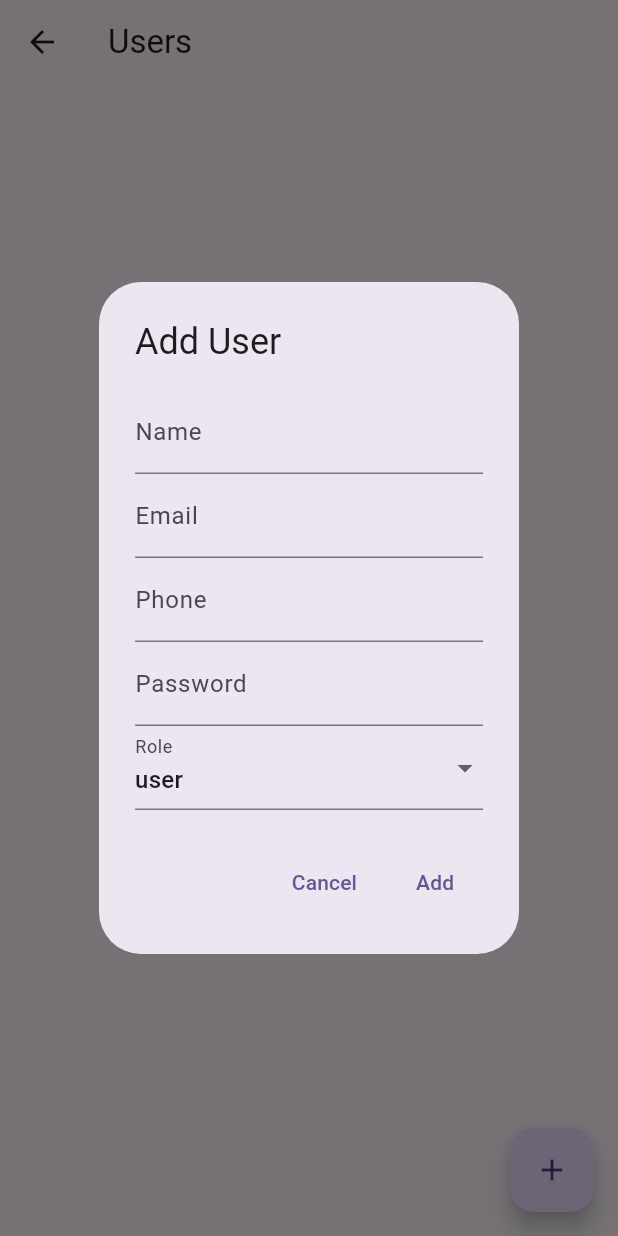
After one commit to riakgu/gasstugas-flutter, a Flutter app: the UserScreen screen opened by its route, after a tap on the "add" icon, on a phone screen of 412 x 824 dp. The commit adds this screen. Run offline on Flutter 3.47's test engine with Material 3 defaults, Android fonts, the phone set to English and light mode, and no system bars; our stand-ins replace shared_preferences, table_calendar; accounts and stored records are empty; network calls fail.

Commit message:
Implement user feature

```diff
--- a/lib/main.dart
+++ b/lib/main.dart
@@ -5,6 +5,7 @@ import 'providers/chat_provider.dart';
 import 'providers/calendar_provider.dart';
 import 'providers/category_provider.dart';
 import 'providers/task_provider.dart';
+import 'providers/user_provider.dart';
 import 'screens/login_screen.dart';
 import 'screens/register_screen.dart';
 import 'screens/main_screen.dart';
@@ -13,6 +14,7 @@ import 'screens/chatbot_screen.dart';
 import 'screens/calendar_screen.dart';
 import 'screens/category_screen.dart';
 import 'screens/task_screen.dart';
+import 'screens/user_screen.dart';
 
 void main() {
   runApp(MyApp());
@@ -28,6 +30,7 @@ class MyApp extends StatelessWidget {
         ChangeNotifierProvider(create: (_) => CalendarProvider()),
         ChangeNotifierProvider(create: (_) => CategoryProvider()),
         ChangeNotifierProvider(create: (_) => TaskProvider()),
+        ChangeNotifierProvider(create: (_) => UserProvider()),
       ],
       child: MaterialApp(
         title: 'GasstuGas',
@@ -55,6 +58,7 @@ class MyApp extends StatelessWidget {
           '/calendar': (context) => CalendarScreen(),
           '/categories': (context) => CategoryScreen(),
           '/tasks': (context) => TaskScreen(),
+          '/users': (context) => UserScreen(),
         },
       ),
     );
--- /dev/null
+++ b/lib/providers/user_provider.dart
@@ -0,0 +1,72 @@
+import 'package:flutter/material.dart';
+import '../services/user_service.dart';
+import '../models/user.dart';
+
+class UserProvider with ChangeNotifier {
+  final UserService _userService = UserService();
+  List<User> _users = [];
+  bool _isLoading = false;
+
+  List<User> get users => _users;
+  bool get isLoading => _isLoading;
+
+  Future<void> fetchUsers() async {
+    _isLoading = true;
+    notifyListeners();
+
+    try {
+      _users = await _userService.getUsers();
+    } catch (e) {
+      print(e);
+    } finally {
+      _isLoading = false;
+      notifyListeners();
+    }
+  }
+
+  Future<void> addUser(Map<String, String> userData) async {
+    _isLoading = true;
+    notifyListeners();
+
+    try {
+      final newUser = await _userService.createUser(userData);
+      _users.add(newUser);
+    } catch (e) {
+      print(e);
+    } finally {
+      _isLoading = false;
+      notifyListeners();
+    }
+  }
+
+  Future<void> updateUser(int id, Map<String, String> userData) async {
+    _isLoading = true;
+    notifyListeners();
+
+    try {
+      final updatedUser = await _userService.updateUser(id, userData);
+      final index = _users.indexWhere((user) => user.id == id);
+      _users[index] = updatedUser;
+    } catch (e) {
+      print(e);
+    } finally {
+      _isLoading = false;
+      notifyListeners();
+    }
+  }
+
+  Future<void> deleteUser(int id) async {
+    _isLoading = true;
+    notifyListeners();
+
+    try {
+      await _userService.deleteUser(id);
+      _users.removeWhere((user) => user.id == id);
+    } catch (e) {
+      print(e);
+    } finally {
+      _isLoading = false;
+      notifyListeners();
+    }
+  }
+}
--- a/lib/screens/main_screen.dart
+++ b/lib/screens/main_screen.dart
@@ -4,6 +4,7 @@ import 'chatbot_screen.dart';
 import 'calendar_screen.dart';
 import 'category_screen.dart';
 import 'task_screen.dart';
+import 'user_screen.dart';
 
 class MainScreen extends StatefulWidget {
   @override
@@ -19,6 +20,7 @@ class _MainScreenState extends State<MainScreen> {
     CalendarScreen(),
     CategoryScreen(),
     TaskScreen(),
+    UserScreen(),
   ];
 
   void _onItemTapped(int index) {
@@ -53,6 +55,10 @@ class _MainScreenState extends State<MainScreen> {
             icon: Icon(Icons.task),
             label: 'Tasks',
           ),
+          BottomNavigationBarItem(
+            icon: Icon(Icons.person),
+            label: 'Users',
+          ),
         ],
         currentIndex: _selectedIndex,
         selectedItemColor: Colors.blue,
--- /dev/null
+++ b/lib/screens/user_screen.dart
@@ -0,0 +1,307 @@
+import 'package:flutter/material.dart';
+import 'package:provider/provider.dart';
+import 'package:flutter/scheduler.dart';
+import '../providers/user_provider.dart';
+import '../models/user.dart';
+
+class UserScreen extends StatefulWidget {
+  @override
+  _UserScreenState createState() => _UserScreenState();
+}
+
+class _UserScreenState extends State<UserScreen> {
+  final _formKey = GlobalKey<FormState>();
+  final _nameController = TextEditingController();
+  final _emailController = TextEditingController();
+  final _phoneController = TextEditingController();
+  final _passwordController = TextEditingController();
+  String _selectedRole = 'user';
+
+  @override
+  void initState() {
+    super.initState();
+    SchedulerBinding.instance.addPostFrameCallback((_) {
+      Provider.of<UserProvider>(context, listen: false).fetchUsers();
+    });
+  }
+
+  void _submitForm() {
+    if (_formKey.currentState!.validate()) {
+      final userData = {
+        'name': _nameController.text,
+        'email': _emailController.text,
+        'phone': _phoneController.text,
+        'password': _passwordController.text,
+        'role': _selectedRole,
+      };
+
+      Provider.of<UserProvider>(context, listen: false).addUser(userData);
+      Navigator.pop(context);
+    }
+  }
+
+  @override
+  Widget build(BuildContext context) {
+    final userProvider = Provider.of<UserProvider>(context);
+
+    return Scaffold(
+      appBar: AppBar(
+        title: Text('Users'),
+      ),
+      body: userProvider.isLoading
+          ? Center(child: CircularProgressIndicator())
+          : ListView.builder(
+        itemCount: userProvider.users.length,
+        itemBuilder: (context, index) {
+          final user = userProvider.users[index];
+          return ListTile(
+            title: Text(user.name),
+            subtitle: Text(user.email),
+            trailing: Row(
+              mainAxisSize: MainAxisSize.min,
+              children: [
+                IconButton(
+                  icon: Icon(Icons.edit),
+                  onPressed: () {
+                    _showEditUserDialog(user);
+                  },
+                ),
+                IconButton(
+                  icon: Icon(Icons.delete),
+                  onPressed: () {
+                    _confirmDeleteUser(user);
+                  },
+                ),
+              ],
+            ),
+          );
+        },
+      ),
+      floatingActionButton: FloatingActionButton(
+        onPressed: _showAddUserDialog,
+        child: Icon(Icons.add),
+        tooltip: 'Add User',
+      ),
+    );
+  }
+
+  void _showAddUserDialog() {
+    _nameController.clear();
+    _emailController.clear();
+    _phoneController.clear();
+    _passwordController.clear();
+    _selectedRole = 'user';
+
+    showDialog(
+      context: context,
+      builder: (context) => AlertDialog(
+        title: Text('Add User'),
+        content: Form(
+          key: _formKey,
+          child: Column(
+            mainAxisSize: MainAxisSize.min,
+            children: [
+              TextFormField(
+                controller: _nameController,
+                decoration: InputDecoration(labelText: 'Name'),
+                validator: (value) {
+                  if (value == null || value.isEmpty) {
+                    return 'Please enter a name';
+                  }
+                  return null;
+                },
+              ),
+              TextFormField(
+                controller: _emailController,
+                decoration: InputDecoration(labelText: 'Email'),
+                validator: (value) {
+                  if (value == null || value.isEmpty) {
+                    return 'Please enter an email';
+                  }
+                  return null;
+                },
+              ),
+              TextFormField(
+                controller: _phoneController,
+                decoration: InputDecoration(labelText: 'Phone'),
+                validator: (value) {
+                  if (value == null || value.isEmpty) {
+                    return 'Please enter a phone number';
+                  }
+                  return null;
+                },
+              ),
+              TextFormField(
+                controller: _passwordController,
+                decoration: InputDecoration(labelText: 'Password'),
+                obscureText: true,
+                validator: (value) {
+                  if (value == null || value.isEmpty) {
+                    return 'Please enter a password';
+                  }
+                  return null;
+                },
+              ),
+              DropdownButtonFormField<String>(
+                value: _selectedRole,
+                items: ['user', 'admin'].map((String value) {
+                  return DropdownMenuItem<String>(
+                    value: value,
+                    child: Text(value),
+                  );
+                }).toList(),
+                onChanged: (newValue) {
+                  setState(() {
+                    _selectedRole = newValue!;
+                  });
+                },
+                decoration: InputDecoration(labelText: 'Role'),
+              ),
+            ],
+          ),
+        ),
+        actions: [
+          TextButton(
+            onPressed: () {
+              Navigator.pop(context);
+            },
+            child: Text('Cancel'),
+          ),
+          TextButton(
+            onPressed: _submitForm,
+            child: Text('Add'),
+          ),
+        ],
+      ),
+    );
+  }
+
+  void _showEditUserDialog(User user) {
+    _nameController.text = user.name;
+    _emailController.text = user.email;
+    _phoneController.text = user.phone;
+    _passwordController.clear();
+    _selectedRole = user.role;
+
+    showDialog(
+      context: context,
+      builder: (context) => AlertDialog(
+        title: Text('Edit User'),
+        content: Form(
+          key: _formKey,
+          child: Column(
+            mainAxisSize: MainAxisSize.min,
+            children: [
+              TextFormField(
+                controller: _nameController,
+                decoration: InputDecoration(labelText: 'Name'),
+                validator: (value) {
+                  if (value == null || value.isEmpty) {
+                    return 'Please enter a name';
+                  }
+                  return null;
+                },
+              ),
+              TextFormField(
+                controller: _emailController,
+                decoration: InputDecoration(labelText: 'Email'),
+                validator: (value) {
+                  if (value == null || value.isEmpty) {
+                    return 'Please enter an email';
+                  }
+                  return null;
+                },
+              ),
+              TextFormField(
+                controller: _phoneController,
+                decoration: InputDecoration(labelText: 'Phone'),
+                validator: (value) {
+                  if (value == null || value.isEmpty) {
+                    return 'Please enter a phone number';
+                  }
+                  return null;
+                },
+              ),
+              TextFormField(
+                controller: _passwordController,
+                decoration: InputDecoration(labelText: 'Password'),
+                obscureText: true,
+              ),
+              DropdownButtonFormField<String>(
+                value: _selectedRole,
+                items: ['user', 'admin'].map((String value) {
+                  return DropdownMenuItem<String>(
+                    value: value,
+                    child: Text(value),
+                  );
+                }).toList(),
+                onChanged: (newValue) {
+                  setState(() {
+                    _selectedRole = newValue!;
+                  });
+                },
+                decoration: InputDecoration(labelText: 'Role'),
+              ),
+            ],
+          ),
+        ),
+        actions: [
+          TextButton(
+            onPressed: () {
+              Navigator.pop(context);
+            },
+            child: Text('Cancel'),
+          ),
+          TextButton(
+            onPressed: () {
+              final userData = {
+                'name': _nameController.text,
+                'email': _emailController.text,
+                'phone': _phoneController.text,
+                if (_passwordController.text.isNotEmpty)
+                  'password': _passwordController.text,
+                'role': _selectedRole,
+              };
+
+              // Filter out null values before updating
+              final filteredUserData = userData
+                  .map((key, value) => MapEntry(key, value!))
+                  .cast<String, String>();
+
+              Provider.of<UserProvider>(context, listen: false)
+                  .updateUser(user.id, filteredUserData);
+              Navigator.pop(context);
+            },
+            child: Text('Update'),
+          ),
+        ],
+      ),
+    );
+  }
+
+  void _confirmDeleteUser(User user) {
+    showDialog(
+      context: context,
+      builder: (context) => AlertDialog(
+        title: Text('Delete User'),
+        content: Text('Are you sure you want to delete this user?'),
+        actions: [
+          TextButton(
+            onPressed: () {
+              Navigator.pop(context);
+            },
+            child: Text('Cancel'),
+          ),
+          TextButton(
+            onPressed: () {
+              Provider.of<UserProvider>(context, listen: false)
+                  .deleteUser(user.id);
+              Navigator.pop(context);
+            },
+            child: Text('Delete'),
+          ),
+        ],
+      ),
+    );
+  }
+}
--- /dev/null
+++ b/lib/services/user_service.dart
@@ -0,0 +1,89 @@
+import 'dart:convert';
+import 'package:http/http.dart' as http;
+import 'package:shared_preferences/shared_preferences.dart';
+import '../models/user.dart';
+import '../config/config.dart';
+
+class UserService {
+  final String baseUrl = Config.baseUrl;
+
+  Future<String?> _getToken() async {
+    final prefs = await SharedPreferences.getInstance();
+    return prefs.getString('token');
+  }
+
+  Future<List<User>> getUsers() async {
+    final token = await _getToken();
+    final response = await http.get(
+      Uri.parse('$baseUrl/users'),
+      headers: {
+        'Authorization': 'Bearer $token',
+      },
+    );
+    print('GET /users response: ${response.statusCode}');
+    print('Response body: ${response.body}');
+
+    if (response.statusCode == 200) {
+      final List<dynamic> data = json.decode(response.body)['data'];
+      return data.map((json) => User.fromJson(json)).toList();
+    } else {
+      throw Exception('Failed to load users');
+    }
+  }
+
+  Future<User> createUser(Map<String, String> userData) async {
+    final token = await _getToken();
+    final response = await http.post(
+      Uri.parse('$baseUrl/users'),
+      headers: {
+        'Authorization': 'Bearer $token',
+      },
+      body: userData,
+    );
+    print('POST /users response: ${response.statusCode}');
+    print('Response body: ${response.body}');
+
+    if (response.statusCode == 201) {
+      final data = json.decode(response.body)['data'];
+      return User.fromJson(data);
+    } else {
+      throw Exception('Failed to create user');
+    }
+  }
+
+  Future<User> updateUser(int id, Map<String, String> userData) async {
+    final token = await _getToken();
+    final response = await http.put(
+      Uri.parse('$baseUrl/users/$id'),
+      headers: {
+        'Authorization': 'Bearer $token',
+      },
+      body: userData,
+    );
+    print('PUT /users/$id response: ${response.statusCode}');
+    print('Response body: ${response.body}');
+
+    if (response.statusCode == 200) {
+      final data = json.decode(response.body)['data'];
+      return User.fromJson(data);
+    } else {
+      throw Exception('Failed to update user');
+    }
+  }
+
+  Future<void> deleteUser(int id) async {
+    final token = await _getToken();
+    final response = await http.delete(
+      Uri.parse('$baseUrl/users/$id'),
+      headers: {
+        'Authorization': 'Bearer $token',
+      },
+    );
+    print('DELETE /users/$id response: ${response.statusCode}');
+    print('Response body: ${response.body}');
+
+    if (response.statusCode != 200) {
+      throw Exception('Failed to delete user');
+    }
+  }
+}
```
